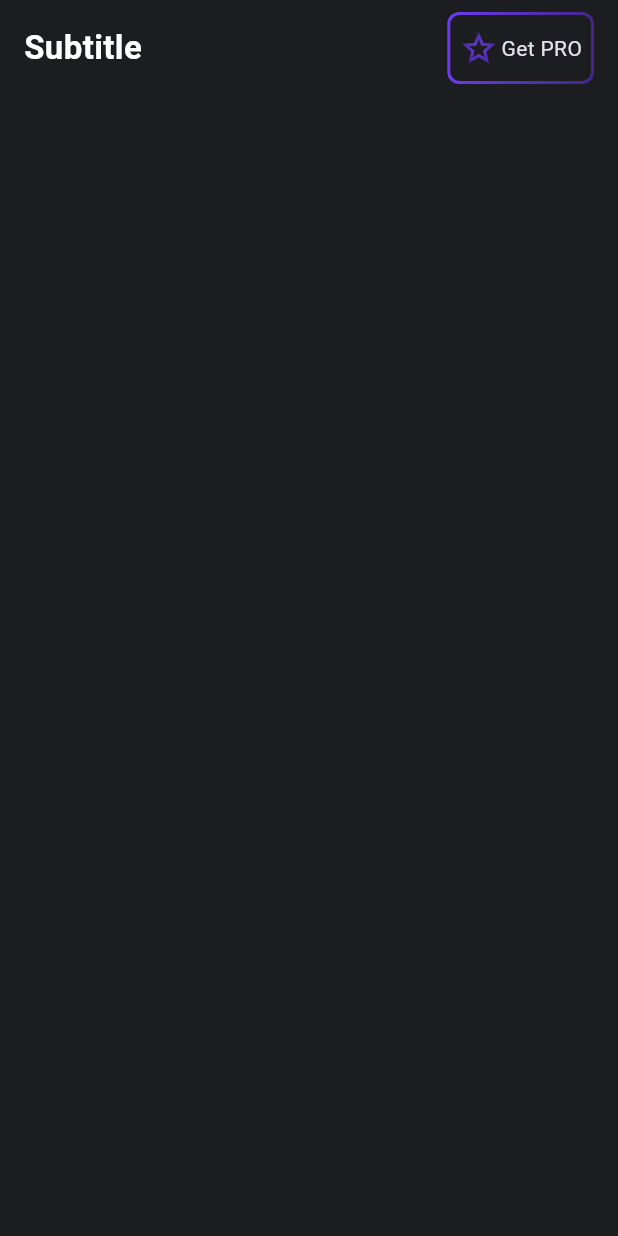
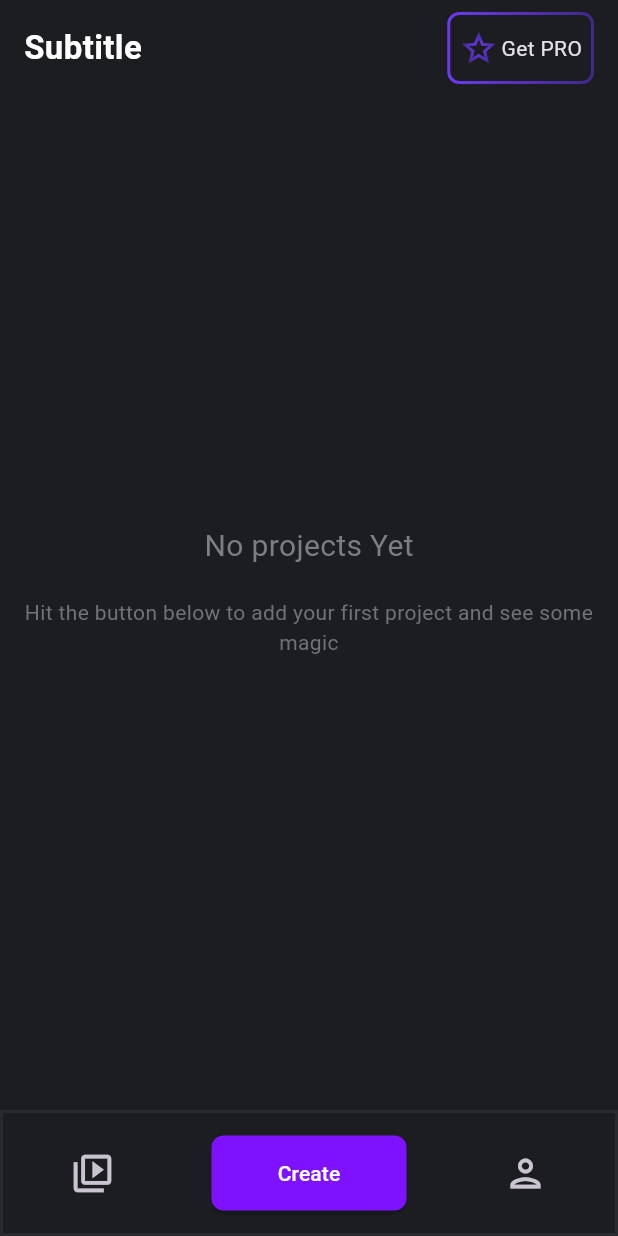
Before and after one commit to Youssef-Mustafa/Mix-Subtitle, a Flutter app: the screen it shows after launch, on a phone screen of 412 x 824 dp. Run offline on Flutter 3.47's test engine with Material 3 defaults, Android fonts, the phone set to English and light mode, and no system bars; our stand-ins replace go_router.

Commit message:
finish button nav bar

```diff
--- a/lib/features/home/presentation/view/home_view.dart
+++ b/lib/features/home/presentation/view/home_view.dart
@@ -1,4 +1,5 @@
 import 'package:flutter/material.dart';
+import 'package:mix_subtitle/features/home/presentation/view/widgets/custom_button_navigation.dart';
 import 'package:mix_subtitle/features/home/presentation/view/widgets/home_view_body.dart';
 
 class HomeView extends StatelessWidget {
@@ -8,6 +9,7 @@ class HomeView extends StatelessWidget {
   Widget build(BuildContext context) {
     return const SafeArea(
       child: Scaffold(
+        bottomNavigationBar: CustomBottomNavigation(),
         body: HomeViewBody(),
       ),
     );
--- /dev/null
+++ b/lib/features/home/presentation/view/widgets/custom_button_navigation.dart
@@ -0,0 +1,61 @@
+import 'package:flutter/material.dart';
+import 'package:mix_subtitle/constants.dart';
+
+class CustomBottomNavigation extends StatelessWidget {
+  const CustomBottomNavigation({
+    super.key,
+  });
+
+  @override
+  Widget build(BuildContext context) {
+    return Container(
+      decoration: BoxDecoration(
+        border: Border.all(color: const Color(0xff292a2e), width: 2),
+      ),
+      child: BottomAppBar(
+        shape: const CircularNotchedRectangle(),
+        padding: const EdgeInsets.symmetric(horizontal: 8),
+        height: 80,
+        color: kPrimaryColor,
+        notchMargin: 5,
+        child: Row(
+          mainAxisSize: MainAxisSize.max,
+          mainAxisAlignment: MainAxisAlignment.spaceAround,
+          children: [
+            IconButton(
+              onPressed: () {},
+              icon: const Icon(
+                Icons.video_collection_outlined,
+                size: 30,
+              ),
+            ),
+            SizedBox(
+              height: 50,
+              width: 130,
+              child: ElevatedButton(
+                style: ElevatedButton.styleFrom(
+                  shape: RoundedRectangleBorder(
+                      borderRadius: BorderRadius.circular(8)),
+                  backgroundColor: Color(0xff7e12fe),
+                ),
+                onPressed: () {},
+                child: const Text(
+                  'Create',
+                  style: TextStyle(color: Colors.white),
+                ),
+              ),
+            ),
+            IconButton(
+              //TODO: add text under icon
+              onPressed: () {},
+              icon: const Icon(
+                Icons.person_outlined,
+                size: 30,
+              ),
+            ),
+          ],
+        ),
+      ),
+    );
+  }
+}
--- a/lib/features/home/presentation/view/widgets/home_view_body.dart
+++ b/lib/features/home/presentation/view/widgets/home_view_body.dart
@@ -11,6 +11,24 @@ class HomeViewBody extends StatelessWidget {
       child: Column(
         children: [
           CustomAppBar(),
+          Spacer(),
+          Center(
+            child: Text(
+              'No projects Yet',
+              style: TextStyle(color: Color(0xff7c7e84), fontSize: 20),
+            ),
+          ),
+          SizedBox(
+            height: 20,
+          ),
+          Center(
+            child: Text(
+              'Hit the button below to add your first project and see some magic',
+              textAlign: TextAlign.center,
+              style: TextStyle(color: Color(0xff6f7279)),
+            ),
+          ),
+          Spacer(),
         ],
       ),
     );
```
